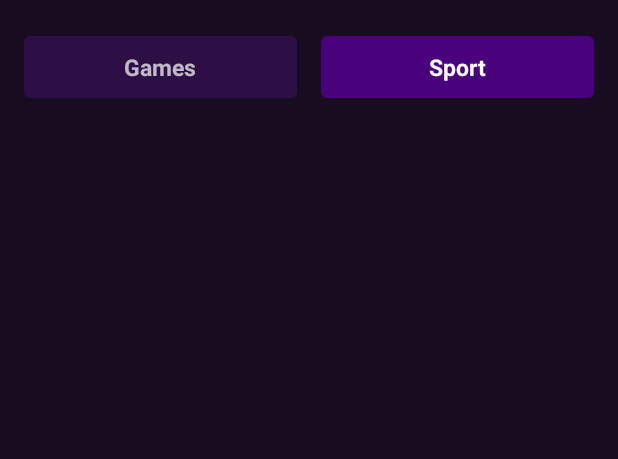
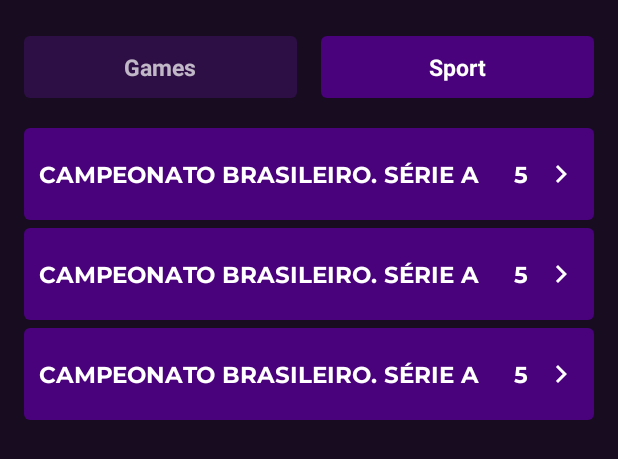
Before and after one commit to MisterEdinson/H2Bet, an Android app: the layout fragment_sport.xml on its own in the app's theme, with its tools: preview values and no code run, on a phone screen of 412 x 824 dp. Shown: the top 459 px of the screen. Run offline under Robolectric (Android 15) with nearby library versions, the phone set to English and light mode, and no system bars.

Commit message:
add item league

```diff
--- a/app/src/main/java/com/example/h2bet/ui/sport/SportFragment.kt
+++ b/app/src/main/java/com/example/h2bet/ui/sport/SportFragment.kt
@@ -5,14 +5,17 @@ import androidx.fragment.app.Fragment
 import android.view.LayoutInflater
 import android.view.View
 import android.view.ViewGroup
+import androidx.fragment.app.activityViewModels
 import androidx.navigation.findNavController
 import androidx.navigation.fragment.findNavController
 import com.example.h2bet.R
 import com.example.h2bet.databinding.FragmentSportBinding
+import com.example.h2bet.ui.SharedViewModel
 
 class SportFragment : Fragment() {
 
     private lateinit var binding: FragmentSportBinding
+    private val viewModel: SharedViewModel by activityViewModels()
 
     override fun onCreateView(
         inflater: LayoutInflater, container: ViewGroup?,
@@ -24,6 +27,9 @@ class SportFragment : Fragment() {
 
     override fun onViewCreated(view: View, savedInstanceState: Bundle?) {
         super.onViewCreated(view, savedInstanceState)
+        viewModel.openSettings.observe(viewLifecycleOwner){
+            if (it) findNavController().navigate(R.id.action_sportFragment_to_settingsFragment)
+        }
         binding.apply {
             btnGames.setOnClickListener { findNavController().popBackStack() }
         }
--- /dev/null
+++ b/app/src/main/res/drawable/ic_next.xml
@@ -0,0 +1,5 @@
+<vector android:autoMirrored="true" android:height="24dp"
+    android:tint="#FFFFFF" android:viewportHeight="24"
+    android:viewportWidth="24" android:width="24dp" xmlns:android="http://schemas.android.com/apk/res/android">
+    <path android:fillColor="@android:color/white" android:pathData="M10,6L8.59,7.41 13.17,12l-4.58,4.59L10,18l6,-6z"/>
+</vector>
--- /dev/null
+++ b/app/src/main/res/drawable/item_league_bg.xml
@@ -0,0 +1,5 @@
+<?xml version="1.0" encoding="utf-8"?>
+<shape xmlns:android="http://schemas.android.com/apk/res/android">
+    <solid android:color="#49017C"/>
+    <corners android:radius="4dp"/>
+</shape>
--- a/app/src/main/res/layout/fragment_sport.xml
+++ b/app/src/main/res/layout/fragment_sport.xml
@@ -45,5 +45,16 @@
         app:layout_constraintStart_toEndOf="@+id/btnGames"
         app:layout_constraintTop_toTopOf="@+id/btnGames" />
 
+    <androidx.recyclerview.widget.RecyclerView
+        android:layout_width="match_parent"
+        android:layout_height="0dp"
+        android:layout_marginStart="16dp"
+        android:layout_marginTop="20dp"
+        android:layout_marginEnd="16dp"
+        app:layout_constraintBottom_toBottomOf="parent"
+        app:layout_constraintEnd_toEndOf="parent"
+        app:layout_constraintStart_toStartOf="parent"
+        app:layout_constraintTop_toBottomOf="@+id/btnGames"
+        tools:listitem="@layout/item_league" />
 
 </androidx.constraintlayout.widget.ConstraintLayout>
--- /dev/null
+++ b/app/src/main/res/layout/item_league.xml
@@ -0,0 +1,40 @@
+<?xml version="1.0" encoding="utf-8"?>
+<androidx.appcompat.widget.LinearLayoutCompat
+    xmlns:android="http://schemas.android.com/apk/res/android"
+    xmlns:app="http://schemas.android.com/apk/res-auto"
+    android:background="@drawable/item_league_bg"
+    android:padding="10dp"
+    android:id="@+id/itemLeagueContainer"
+    android:layout_marginBottom="5dp"
+    android:layout_width="match_parent"
+    android:layout_height="wrap_content">
+
+    <TextView
+        android:id="@+id/tvLeagueName"
+        android:layout_width="wrap_content"
+        android:layout_height="wrap_content"
+        android:layout_weight="1"
+        android:textColor="@color/white"
+        android:fontFamily="@font/montserrat_b"
+        android:textSize="15sp"
+        android:paddingVertical="10dp"
+        android:text="@string/campeonato_brasileiro_s_rie_a" />
+
+    <TextView
+        android:id="@+id/tvLeagueCountGame"
+        android:layout_width="wrap_content"
+        android:layout_height="wrap_content"
+        android:textSize="15sp"
+        android:paddingHorizontal="10dp"
+        android:textColor="@color/white"
+        android:fontFamily="@font/montserrat_b"
+        android:text="@string/_5" />
+
+    <ImageView
+        android:id="@+id/imgLeagueDetails"
+        android:layout_width="wrap_content"
+        android:layout_height="wrap_content"
+        android:layout_gravity="center"
+        app:srcCompat="@drawable/ic_next" />
+
+</androidx.appcompat.widget.LinearLayoutCompat>
--- a/app/src/main/res/values/strings.xml
+++ b/app/src/main/res/values/strings.xml
@@ -8,4 +8,6 @@
     <string name="tic_tac_toe">Tic Tac Toe</string>
     <string name="mi_mines">Mi Mines</string>
     <string name="score_250">Score: 250</string>
+    <string name="_5">5</string>
+    <string name="campeonato_brasileiro_s_rie_a">CAMPEONATO BRASILEIRO. SÉRIE A</string>
 </resources>
```
